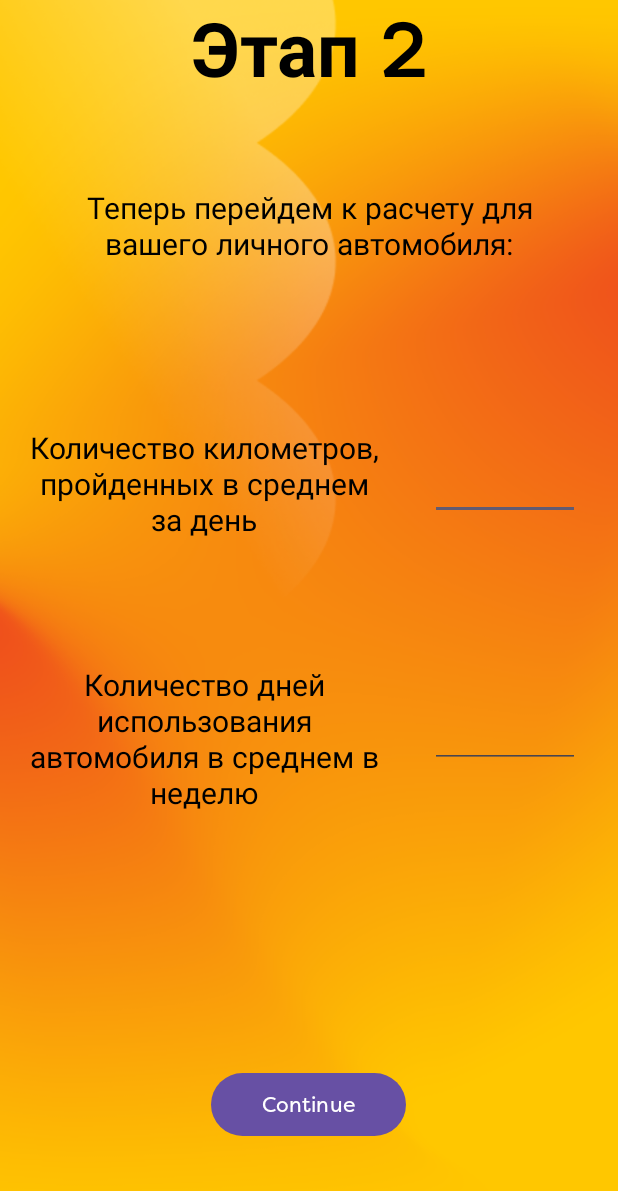
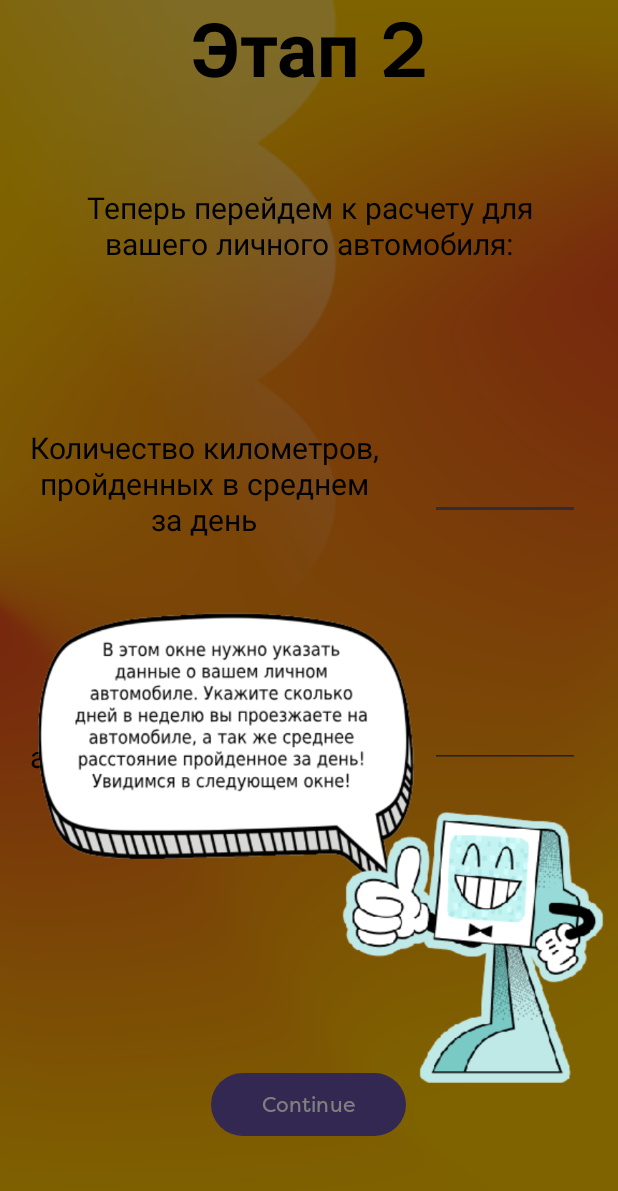
Before and after one commit to GhOsTiK56/University_Kurs2_EcoLog, an Android app: the Emissions_Car screen opened directly, with no data from a screen before it, on a phone screen of 412 x 824 dp. Shown: the top 1191 px of the screen. Run offline under Robolectric (Android 15) with nearby library versions, the phone set to English and light mode, and no system bars.

Commit message:
Commit 11 Добавил помошника на все страницы, и исправил

```diff
--- a/app/src/main/java/com/hfad/ecolog/Drawer/Navigation_Item_Click_Listener.java
+++ b/app/src/main/java/com/hfad/ecolog/Drawer/Navigation_Item_Click_Listener.java
@@ -5,11 +5,8 @@ onNavigationItemSelected - Получает ссылку на нажимаемы
 */
 package com.hfad.ecolog.Drawer;
 
-import static androidx.core.content.ContextCompat.startActivity;
-
 import android.content.Context;
 import android.content.Intent;
-import android.os.Bundle;
 import android.view.MenuItem;
 import android.widget.Toast;
 
@@ -39,7 +36,7 @@ public class Navigation_Item_Click_Listener implements NavigationView.OnNavigati
             Intent intent = new Intent(context, Emissions_Communal.class);
             intent.putExtra("UserId", UserId);
             drawerManager.CloseDrawer();
-            startActivity(context, intent, new Bundle());
+            context.startActivity(intent);
         }
 
         if (itemId == R.id.navStatistics){
--- a/app/src/main/java/com/hfad/ecolog/Emissions/Emissions_Car.java
+++ b/app/src/main/java/com/hfad/ecolog/Emissions/Emissions_Car.java
@@ -1,9 +1,13 @@
 package com.hfad.ecolog.Emissions;
 
 import android.content.Intent;
+import android.content.SharedPreferences;
 import android.os.Bundle;
 import android.view.View;
+import android.view.animation.Animation;
+import android.view.animation.AnimationUtils;
 import android.widget.EditText;
+import android.widget.ImageView;
 
 import androidx.appcompat.app.AppCompatActivity;
 
@@ -11,6 +15,12 @@ import com.hfad.ecolog.R;
 
 public class Emissions_Car extends AppCompatActivity {
     private EditText Kilometers, Days;
+    ImageView imageStick;
+    private View darkOverlay;
+    private static final String EMISSIONS_CAR_PREFS_NAME = "EmissionsCarPrefsFile";
+    private static final String EMISSIONS_CAR_IMAGE_STICK_SHOWN_KEY = "EmissionsCarImageStickShown";
+    private static final String EMISSIONS_CAT_DARK_OVERLAY_SHOWN_KEY = "EmissionsCarDarkOverlayShown";
+
 
     @Override
     protected void onCreate(Bundle savedInstanceState) {
@@ -19,7 +29,68 @@ public class Emissions_Car extends AppCompatActivity {
 
         Kilometers = findViewById(R.id.Kilometrs);
         Days = findViewById(R.id.Days);
+        imageStick = findViewById(R.id.imageStick);
+        darkOverlay = findViewById(R.id.darkOverlay);
+
+        // Получение состояния показа из SharedPreferences
+        SharedPreferences settings = getSharedPreferences(EMISSIONS_CAR_PREFS_NAME, 0);
+        boolean imageStickShown = settings.getBoolean(EMISSIONS_CAR_IMAGE_STICK_SHOWN_KEY, false);
+        boolean darkOverlayShown = settings.getBoolean(EMISSIONS_CAT_DARK_OVERLAY_SHOWN_KEY, false);
+
+        // Если картинка была показана ранее, делаем ее невидимой
+        if (imageStickShown) {
+            imageStick.setVisibility(View.INVISIBLE);
+        }
+
+        // Если darkOverlay был показан ранее, делаем его невидимым
+        if (darkOverlayShown) {
+            darkOverlay.setVisibility(View.INVISIBLE);
+        }
+
+        imageStick.setOnClickListener(new View.OnClickListener() {
+            @Override
+            public void onClick(View v) {
+                Animation fadeOutImage = AnimationUtils.loadAnimation(getApplicationContext(), R.anim.fade_out_image);
+                imageStick.startAnimation(fadeOutImage);
+
+                Animation fadeOutOverlay = AnimationUtils.loadAnimation(getApplicationContext(), R.anim.fade_out_overlay);
+                darkOverlay.startAnimation(fadeOutOverlay);
+
+                fadeOutImage.setAnimationListener(new Animation.AnimationListener() {
+                    @Override
+                    public void onAnimationStart(Animation animation) {}
+
+                    @Override
+                    public void onAnimationEnd(Animation animation) {
+                        imageStick.setVisibility(View.INVISIBLE);
+                    }
+
+                    @Override
+                    public void onAnimationRepeat(Animation animation) {}
+                });
+
+                fadeOutOverlay.setAnimationListener(new Animation.AnimationListener() {
+                    @Override
+                    public void onAnimationStart(Animation animation) {}
+
+                    @Override
+                    public void onAnimationEnd(Animation animation) {
+                        darkOverlay.setVisibility(View.INVISIBLE);
+                    }
+
+                    @Override
+                    public void onAnimationRepeat(Animation animation) {}
+                });
+
+                SharedPreferences.Editor editor = settings.edit();
+                editor.putBoolean(EMISSIONS_CAR_IMAGE_STICK_SHOWN_KEY, true);
+                editor.putBoolean(EMISSIONS_CAT_DARK_OVERLAY_SHOWN_KEY, true);
+                editor.apply();
+            }
+        });
     }
+
+
     public void onClickButton(View view){
         float Car1 = 0.0F;
         float Car2 = 0.0F;
--- a/app/src/main/res/layout/emissions_car.xml
+++ b/app/src/main/res/layout/emissions_car.xml
@@ -118,5 +118,24 @@
         app:layout_constraintTop_toTopOf="parent"
         app:layout_constraintVertical_bias="0.919" />
 
+    <View
+        android:id="@+id/darkOverlay"
+        android:layout_width="match_parent"
+        android:layout_height="match_parent"
+        android:background="#80000000"
+        android:visibility="visible" />
+
+    <ImageView
+        android:id="@+id/imageStick"
+        android:layout_width="379dp"
+        android:layout_height="513dp"
+        app:layout_constraintBottom_toBottomOf="parent"
+        app:layout_constraintEnd_toEndOf="parent"
+        app:layout_constraintHorizontal_bias="0.781"
+        app:layout_constraintStart_toStartOf="parent"
+        app:layout_constraintTop_toTopOf="parent"
+        app:layout_constraintVertical_bias="0.991"
+        app:srcCompat="@drawable/imagestick2" />
+
 
 </androidx.constraintlayout.widget.ConstraintLayout>
```
Also changed, not shown: app/src/main/java/com/hfad/ecolog/Emissions/Emissions_Communal.java (+68 -0 lines), app/src/main/java/com/hfad/ecolog/Emissions/Emissions_Resolve.java (+69 -0 lines), app/src/main/java/com/hfad/ecolog/Main_Activity/Main_Menu.java (+27 -1 lines), app/src/main/res/layout/emissions_communal.xml (+19 -0 lines), app/src/main/res/layout/emissions_resolve.xml (+18 -0 lines), app/src/main/res/drawable/imagestick1.png (added), app/src/main/res/drawable/imagestick2.png (added), app/src/main/res/drawable/imagestick3.png (added).
